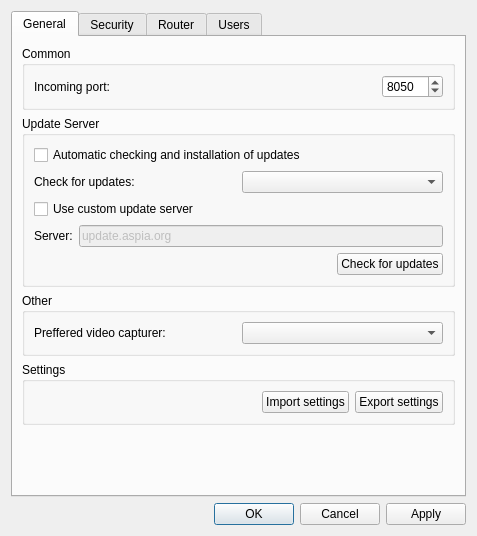
Qt form source/host/ui/config_dialog.ui (dchapyshev/aspia) before a commit.
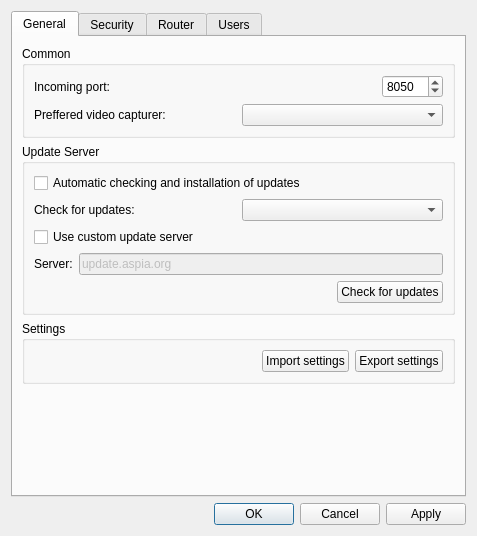
The same form after that commit. Icons and pictures are not drawn.

Patch:
```diff
--- a/source/host/ui/config_dialog.ui
+++ b/source/host/ui/config_dialog.ui
@@ -29,30 +29,28 @@
          <property name="title">
           <string>Common</string>
          </property>
-         <layout class="QVBoxLayout" name="verticalLayout_12">
-          <item>
-           <layout class="QHBoxLayout" name="horizontalLayout_4">
-            <item>
+         <layout class="QGridLayout" name="gridLayout">
+          <item row="0" column="0">
              <widget class="QLabel" name="label_port">
               <property name="text">
                <string>Incoming port:</string>
               </property>
              </widget>
             </item>
-            <item>
+          <item row="0" column="1">
              <spacer name="horizontalSpacer_5">
               <property name="orientation">
                <enum>Qt::Orientation::Horizontal</enum>
               </property>
               <property name="sizeHint" stdset="0">
                <size>
-                <width>40</width>
+              <width>260</width>
                 <height>20</height>
                </size>
               </property>
              </spacer>
             </item>
-            <item>
+          <item row="0" column="2">
              <widget class="QSpinBox" name="spinbox_port">
               <property name="minimum">
                <number>1</number>
@@ -65,6 +63,18 @@
               </property>
              </widget>
             </item>
+          <item row="1" column="0" colspan="3">
+           <layout class="QHBoxLayout" name="horizontalLayout_2">
+            <item>
+             <widget class="QLabel" name="label_video_capturer">
+              <property name="text">
+               <string>Preffered video capturer:</string>
+              </property>
+             </widget>
+            </item>
+            <item>
+             <widget class="QComboBox" name="combo_video_capturer"/>
+            </item>
            </layout>
           </item>
          </layout>
@@ -152,25 +162,6 @@
          </layout>
         </widget>
        </item>
-       <item>
-        <widget class="QGroupBox" name="groupBox_3">
-         <property name="title">
-          <string>Other</string>
-         </property>
-         <layout class="QHBoxLayout" name="horizontalLayout_2">
-          <item>
-           <widget class="QLabel" name="label_video_capturer">
-            <property name="text">
-             <string>Preffered video capturer:</string>
-            </property>
-           </widget>
-          </item>
-          <item>
-           <widget class="QComboBox" name="combo_video_capturer"/>
-          </item>
-         </layout>
-        </widget>
-       </item>
        <item>
         <widget class="QGroupBox" name="groupbox_import_export">
          <property name="title">
```
Lines whose indentation alone changed are shown as unchanged.
